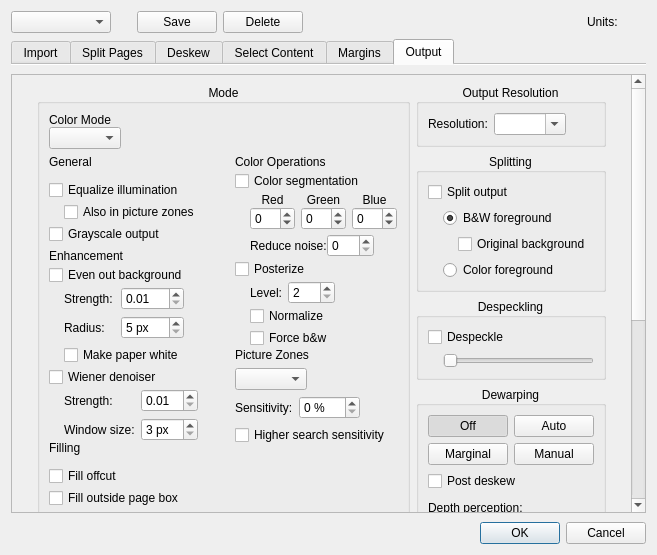
Before: the Qt Designer form src/app/DefaultParamsDialog.ui in 2ndmax/scantailor-ocr, drawn with Qt 5.
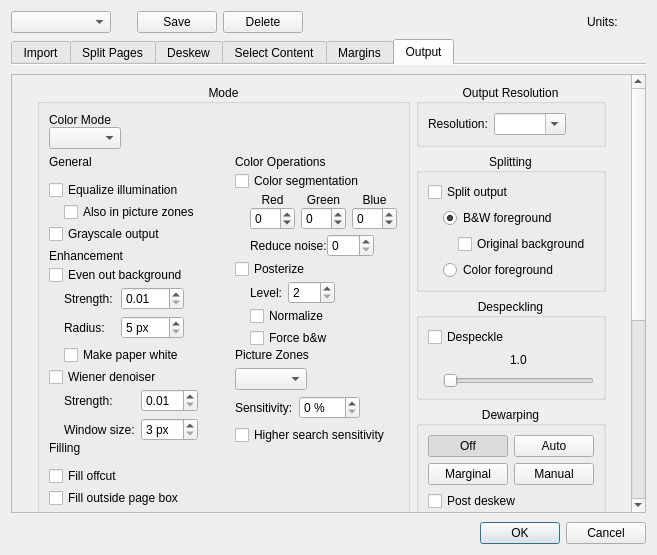
After: the same form once the commit is applied. The open tabs and pages were chosen to show the change. Icons and pictures are not drawn. Custom widgets are drawn as their Qt base class.

Commit message:
Output: show the value of the depth perception and despeckle sliders
Like the Otsu slider, both sliders show their value above them, with
the decimal separator of the user's locale, in the output options and
in the default parameters dialog.  Releasing the depth perception
slider now recalculates the page; before, it was only marked as
outdated after switching pages.  The Dewarping tab follows the slider
by itself, as before.

Diff of the .ui file:
```diff
--- a/src/app/DefaultParamsDialog.ui
+++ b/src/app/DefaultParamsDialog.ui
@@ -3447,6 +3447,43 @@
 <property name="leftMargin">
 <number>15</number>
 </property>
+                <item>
+                 <layout class="QHBoxLayout" name="despeckleValueLayout">
+                 <item>
+                  <spacer name="despeckleValueLeftSpacer">
+                   <property name="orientation">
+                    <enum>Qt::Horizontal</enum>
+                   </property>
+                   <property name="sizeHint" stdset="0">
+                    <size>
+                     <width>1</width>
+                     <height>1</height>
+                    </size>
+                   </property>
+                  </spacer>
+                 </item>
+                 <item>
+                  <widget class="QLabel" name="despeckleValueLabel">
+                   <property name="text">
+                    <string notr="true">1.0</string>
+                   </property>
+                  </widget>
+                 </item>
+                 <item>
+                  <spacer name="despeckleValueRightSpacer">
+                   <property name="orientation">
+                    <enum>Qt::Horizontal</enum>
+                   </property>
+                   <property name="sizeHint" stdset="0">
+                    <size>
+                     <width>1</width>
+                     <height>1</height>
+                    </size>
+                   </property>
+                  </spacer>
+                 </item>
+                 </layout>
+                </item>
                 <item>
                  <widget class="QSlider" name="despeckleSlider">
                   <property name="minimum">
```
Left out of the diff: 37 changed lines with no effect on the pictures. The commit also changes 5 other files.
